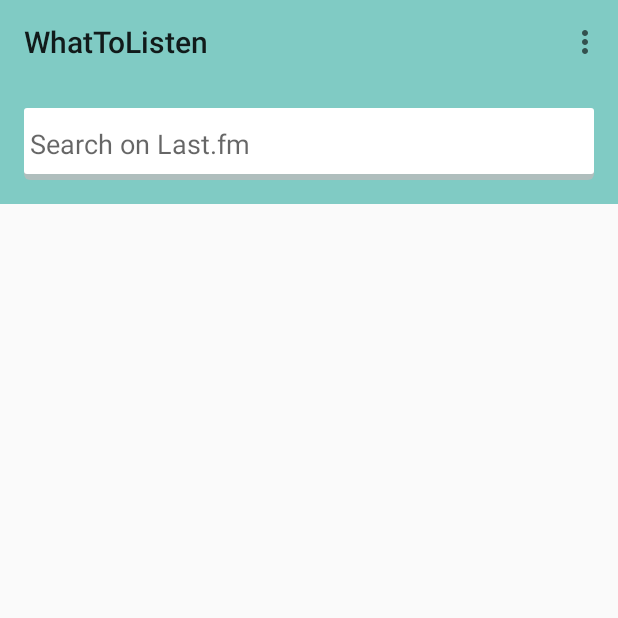
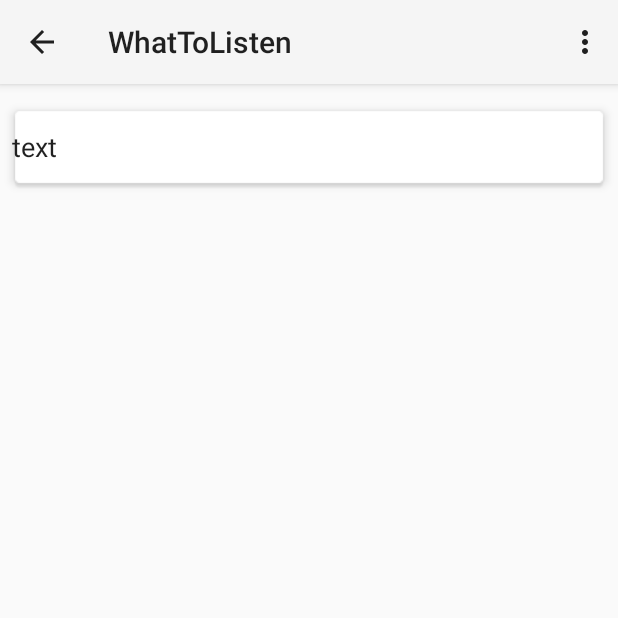
Before and after one commit to skir/WhatToListen, an Android app: the screen it shows after launch (MainActivity), on a phone screen of 412 x 824 dp, the top half of it. Run offline under Robolectric (Android 15) with nearby library versions, the phone set to English and light mode, and no system bars; libraries missing offline, so code that uses them is left out: com.mikepenz.iconics, com.mikepenz.materialdrawer; 3 statements that could not run were skipped.

Commit message:
new search bar style, navigation drawer library, recyclerview

```diff
--- a/app/src/main/java/com/afsj/whattolisten/MainActivity.java
+++ b/app/src/main/java/com/afsj/whattolisten/MainActivity.java
@@ -2,6 +2,9 @@ package com.afsj.whattolisten;
 
 import android.support.v7.app.ActionBarActivity;
 import android.os.Bundle;
+import android.support.v7.app.ActionBarDrawerToggle;
+import android.support.v7.widget.LinearLayoutManager;
+import android.support.v7.widget.RecyclerView;
 import android.support.v7.widget.Toolbar;
 import android.util.Log;
 import android.view.KeyEvent;
@@ -12,20 +15,46 @@ import android.view.inputmethod.EditorInfo;
 import android.widget.EditText;
 import android.widget.TextView;
 
+import com.mikepenz.iconics.typeface.FontAwesome;
+import com.mikepenz.materialdrawer.Drawer;
+import com.mikepenz.materialdrawer.model.DividerDrawerItem;
+import com.mikepenz.materialdrawer.model.PrimaryDrawerItem;
+import com.mikepenz.materialdrawer.model.SecondaryDrawerItem;
+import com.mikepenz.materialdrawer.model.SectionDrawerItem;
+
 
 public class MainActivity extends ActionBarActivity {
 
     private static final String LOG_TAG = "MainActivity";
+    private Drawer drawer;
 
     @Override
     protected void onCreate(Bundle savedInstanceState) {
         super.onCreate(savedInstanceState);
         setContentView(R.layout.activity_main);
 
+        ((RecyclerView) findViewById(R.id.history)).setLayoutManager(new LinearLayoutManager(this));
         Toolbar toolbar = (Toolbar) findViewById(R.id.toolbar);
         setSupportActionBar(toolbar);
+        getSupportActionBar().setDisplayHomeAsUpEnabled(true);
 
-      //TODO add fragment
+        drawer = new Drawer()
+                .withActivity(this)
+                .withToolbar(toolbar)
+                .withActionBarDrawerToggle(true)
+                .withHeader(R.layout.drawer_header)
+                .withDrawerWidthDp(240)
+                .addDrawerItems(
+                        new PrimaryDrawerItem().withName(R.string.drawer_item_home).withIcon(FontAwesome.Icon.faw_home).withBadge("99").withIdentifier(1),
+                        new PrimaryDrawerItem().withName(R.string.drawer_item_free_play).withIcon(FontAwesome.Icon.faw_gamepad),
+                        new PrimaryDrawerItem().withName(R.string.drawer_item_custom).withIcon(FontAwesome.Icon.faw_eye).withBadge("6").withIdentifier(2),
+                        new SectionDrawerItem().withName(R.string.drawer_item_settings),
+                        new SecondaryDrawerItem().withName(R.string.drawer_item_help).withIcon(FontAwesome.Icon.faw_cog),
+                        new SecondaryDrawerItem().withName(R.string.drawer_item_open_source).withIcon(FontAwesome.Icon.faw_question).setEnabled(false),
+                        new DividerDrawerItem(),
+                        new SecondaryDrawerItem().withName(R.string.drawer_item_contact).withIcon(FontAwesome.Icon.faw_github).withBadge("12+").withIdentifier(1)
+                );
+        drawer.build();
 
     }
 
--- a/app/src/main/java/com/afsj/whattolisten/MainFragment.java
+++ /dev/null
@@ -1,52 +0,0 @@
-package com.afsj.whattolisten;
-
-
-import android.content.Intent;
-import android.os.Bundle;
-import android.app.Fragment;
-import android.util.Log;
-import android.view.KeyEvent;
-import android.view.LayoutInflater;
-import android.view.View;
-import android.view.ViewGroup;
-import android.view.inputmethod.EditorInfo;
-import android.widget.EditText;
-import android.widget.TextView;
-
-
-public class MainFragment extends Fragment {
-
-    private static final String LOG_TAG = "MainFragment";
-
-    public MainFragment() {
-        // Required empty public constructor
-    }
-
-
-    @Override
-    public View onCreateView(LayoutInflater inflater, ViewGroup container,
-                             Bundle savedInstanceState) {
-        // Inflate the layout for this fragment
-        View rootView = inflater.inflate(R.layout.fragment_main, container, false);
-        ((EditText) rootView.findViewById(R.id.search_edittext)).setOnEditorActionListener(new TextView.OnEditorActionListener() {
-            @Override
-            public boolean onEditorAction(TextView v, int actionId, KeyEvent event) {
-                if(actionId == EditorInfo.IME_ACTION_SEARCH){
-                    search(v.getText().toString());
-                    return true;
-                }
-                return false;
-            }
-        });
-        return rootView;
-    }
-
-
-    public void search(String query){
-        Log.e(LOG_TAG, query);
-        Intent intent = new Intent(getActivity(),LastFmService.class);
-        intent.setAction(LastFmService.SEARCH);
-        intent.putExtra(LastFmService.QUERY,query);
-        getActivity().startService(intent);
-    }
-}
--- a/app/src/main/res/drawable/search.xml
+++ b/app/src/main/res/drawable/search.xml
@@ -3,15 +3,20 @@
     <item>
         <shape android:shape="rectangle">
             <solid android:color="#CABBBBBB"/>
+            <gradient android:startColor="#CABBBBBB"
+                android:endColor="#00A0A0A0"
+                android:centerY="90%p"
+                android:type="linear"
+                android:angle="270"/>
             <corners android:radius="4dp" />
         </shape>
     </item>
 
     <item
-        android:left="0dp"
-        android:right="0dp"
-        android:top="0dp"
-        android:bottom="4dp">
+        android:left="1dp"
+        android:right="1dp"
+        android:top="1dp"
+        android:bottom="2dp">
         <shape android:shape="rectangle">
             <solid android:color="@android:color/white"/>
             <corners android:radius="2dp" />
--- a/app/src/main/res/layout/activity_main.xml
+++ b/app/src/main/res/layout/activity_main.xml
@@ -1,5 +1,43 @@
-<fragment xmlns:android="http://schemas.android.com/apk/res/android"
-    android:id="@+id/fragment_main"
+<RelativeLayout xmlns:android="http://schemas.android.com/apk/res/android"
+    xmlns:app="http://schemas.android.com/apk/res-auto"
+    xmlns:tools="http://schemas.android.com/tools"
     android:layout_width="match_parent"
     android:layout_height="match_parent"
-    android:name="com.afsj.whattolisten.MainFragment"/>
+    tools:context=".MainActivity">
+
+    <android.support.v7.widget.Toolbar
+        android:id="@+id/toolbar"
+        android:layout_width="match_parent"
+        android:layout_height="wrap_content"
+        android:background="@drawable/search_bg"
+        android:elevation="4dp"
+        android:minHeight="?attr/actionBarSize"
+        android:transitionName="actionBar"
+        android:layout_marginLeft="-8dp"
+        android:layout_marginRight="-8dp">
+
+        <LinearLayout
+            android:layout_width="match_parent"
+            android:layout_height="match_parent"
+            android:orientation="horizontal">
+
+            <EditText
+                android:layout_width="match_parent"
+                android:layout_height="48dp"
+                android:id="@+id/editText"
+                android:background="@null"
+                android:textColor="@color/abc_primary_text_material_light"
+                android:text="text" />
+        </LinearLayout>
+
+    </android.support.v7.widget.Toolbar>
+
+    <android.support.v7.widget.RecyclerView
+        android:id="@+id/history"
+        android:layout_width="match_parent"
+        android:layout_height="match_parent"
+        android:layout_alignParentTop="true"
+        android:layout_alignParentLeft="true"
+        android:layout_alignParentStart="true" />
+
+</RelativeLayout>
--- a/app/src/main/res/layout/fragment_main.xml
+++ /dev/null
@@ -1,34 +0,0 @@
-<LinearLayout xmlns:android="http://schemas.android.com/apk/res/android"
-    xmlns:tools="http://schemas.android.com/tools" android:layout_width="match_parent"
-    android:layout_height="match_parent" tools:context=".MainActivity"
-    android:orientation="vertical"
-    android:background="@color/material_deep_teal_200">
-
-    <android.support.v7.widget.Toolbar
-        android:id="@+id/toolbar"
-        android:layout_width="match_parent"
-        android:layout_height="?attr/actionBarSize"
-        android:background="@android:color/transparent" />
-
-    <EditText
-        android:layout_width="match_parent"
-        android:layout_height="48dp"
-        android:id="@+id/search_edittext"
-        android:layout_marginBottom="16dp"
-        android:layout_marginLeft="16dp"
-        android:layout_marginRight="16dp"
-        android:background="@drawable/search"
-        android:imeOptions="actionSearch"
-        android:lines="1"
-        android:inputType="text"
-        android:padding="4dp"
-        android:layout_marginTop="16dp"
-        android:hint="Search on Last.fm" />
-
-    <ListView
-        android:layout_width="match_parent"
-        android:layout_height="match_parent"
-        android:id="@+id/listView"
-        android:layout_gravity="top|center"
-        android:background="@color/background_material_light" />
-</LinearLayout>
--- a/app/src/main/res/values/colors.xml
+++ b/app/src/main/res/values/colors.xml
@@ -2,4 +2,6 @@
 <resources>
     <color name="white">#ffffff</color>
     <color name="dark_grey">#ff313131</color>
+
+
 </resources>
--- a/app/src/main/res/values/strings.xml
+++ b/app/src/main/res/values/strings.xml
@@ -8,4 +8,12 @@
 
 <!-- TODO: Remove or change this placeholder text -->
     <string name="hello_blank_fragment">Hello blank fragment</string>
+
+    <string name="drawer_item_home">Home</string>
+    <string name="drawer_item_free_play">Free Play</string>
+    <string name="drawer_item_custom">Custom</string>
+    <string name="drawer_item_settings">Settings</string>
+    <string name="drawer_item_help">Help</string>
+    <string name="drawer_item_open_source">Open Source</string>
+    <string name="drawer_item_contact">Contact</string>
 </resources>
--- a/app/src/main/res/values/styles.xml
+++ b/app/src/main/res/values/styles.xml
@@ -1,8 +1,7 @@
-<resources>
+<resources >
 
     <!-- Base application theme. -->
-    <style name="AppTheme" parent="Theme.AppCompat.Light.NoActionBar">
-        <!-- Customize your theme here. -->
+    <style name="AppTheme" parent="MaterialDrawerTheme.Light">
     </style>
 
 </resources>
```
Also changed, not shown: app/build.gradle (+7 -1 lines), app/src/main/java/com/afsj/whattolisten/HistoryAdapter.java (added, +7 -0 lines), app/src/main/res/layout/drawer_header.xml (added, +8 -0 lines), app/src/main/res/drawable/header.jpg (added), app/src/main/res/drawable/search_bg.9.png (added), 2 other files.
